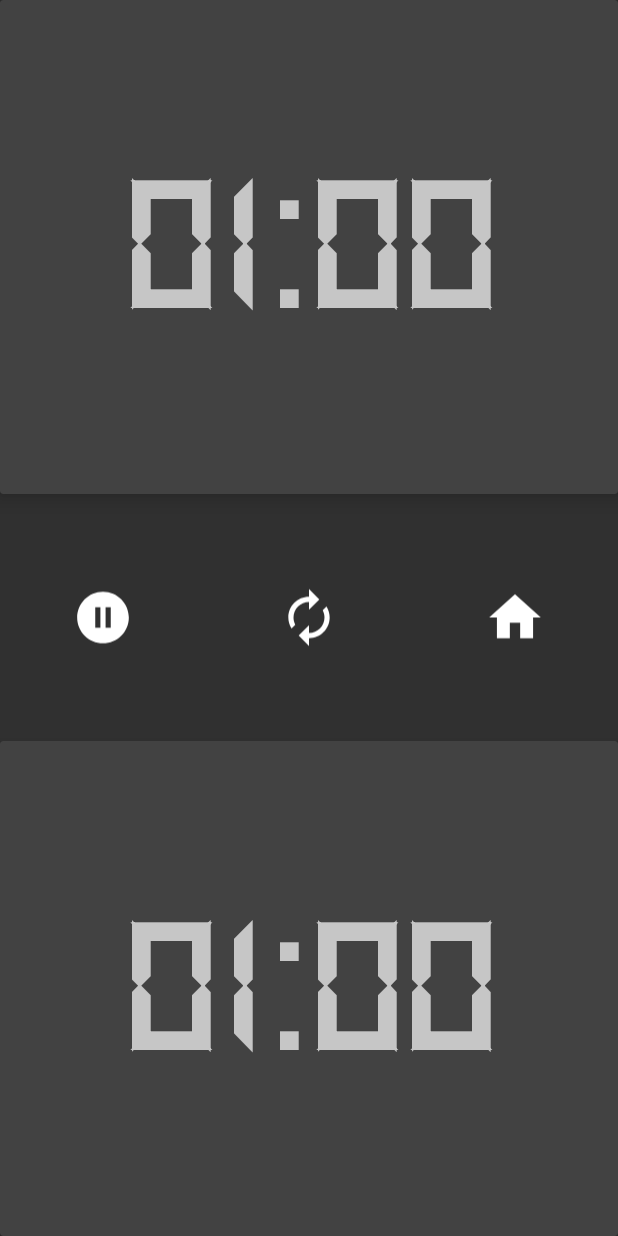
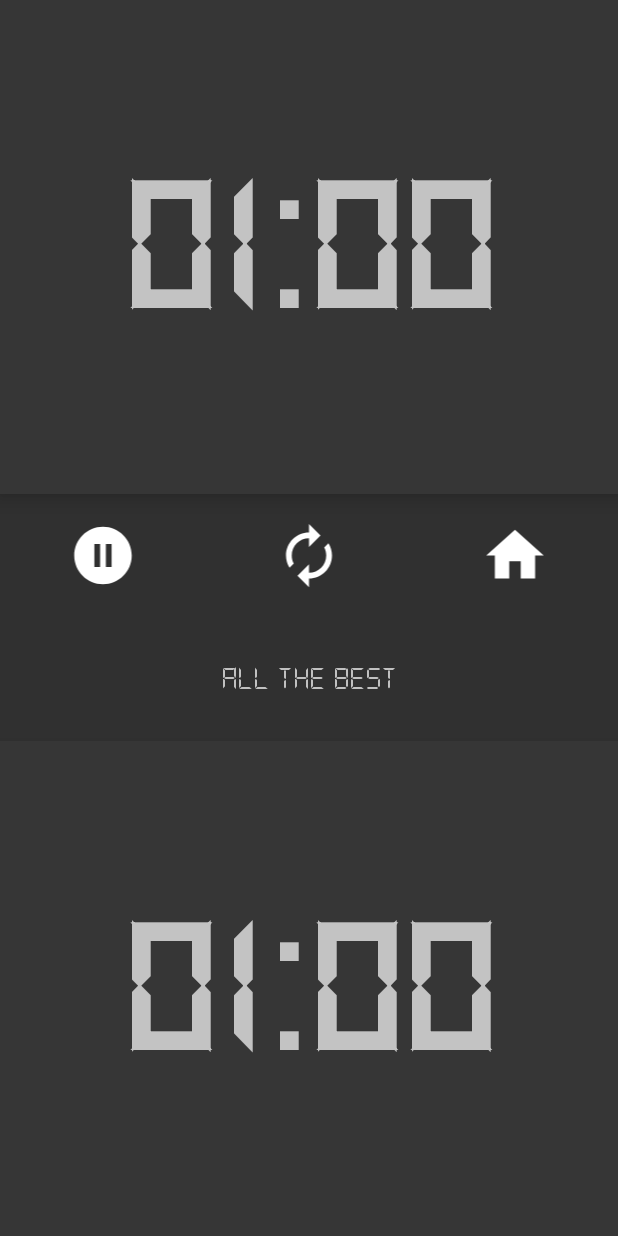
Before and after one commit to namanJain-Pro/ChessTime, an Android app: the ClockFragment screen opened through its navigation route, on a phone screen of 412 x 824 dp. Run offline under Robolectric (Android 15) with nearby library versions, the phone set to English and light mode, and no system bars.

Commit message:
Completed the clock logic Now creating custom time dailog

```diff
--- a/app/src/main/java/com/example/chessclock/ClockFragment.kt
+++ b/app/src/main/java/com/example/chessclock/ClockFragment.kt
@@ -4,7 +4,10 @@ import android.graphics.Color
 import android.os.Bundle
 import android.os.CountDownTimer
 import android.view.View
+import android.widget.Toast
+import androidx.annotation.DrawableRes
 import androidx.fragment.app.Fragment
+import androidx.navigation.fragment.findNavController
 import androidx.navigation.fragment.navArgs
 import com.example.chessclock.databinding.FragmentClockBinding
 import java.util.*
@@ -28,6 +31,7 @@ class ClockFragment : Fragment(R.layout.fragment_clock) {
     private var player1Timer: Long = 0L
     private var player2Timer: Long = 0L
     private var toggle = false
+    private lateinit var currentPlayer: Player
     private var bonusTime = 0L
 
     override fun onViewCreated(view: View, savedInstanceState: Bundle?) {
@@ -71,6 +75,28 @@ class ClockFragment : Fragment(R.layout.fragment_clock) {
                 }
             }
 
+            pauseBtn.setOnClickListener {
+                if (timerStarted) {
+                    if (timerRunning) {
+                        pauseBtn.setImageResource(R.drawable.resume)
+                        countDownTimer.cancel()
+                        timerRunning = false
+                    } else {
+                        pauseBtn.setImageResource(R.drawable.pause)
+                        startTimer(currentPlayer)
+                        timerRunning = true
+                    }
+                }
+            }
+
+            resetBtn.setOnClickListener {
+                resetTimer(initialTime)
+            }
+
+            homeBtn.setOnClickListener {
+                findNavController().navigate(R.id.action_clockFragment_to_dashboardFragment)
+            }
+
         }
 
     }
@@ -80,13 +106,15 @@ class ClockFragment : Fragment(R.layout.fragment_clock) {
             player1Timer.text = getTimeFormatted(initialTime)
             player2Timer.text = getTimeFormatted(initialTime)
         }
-
+        binding.player1.setBackgroundColor(Color.parseColor("#363636"))
+        binding.player2.setBackgroundColor(Color.parseColor("#363636"))
+        binding.timeoutText.text = "All the best"
         player1Timer = initialTime
         player2Timer = initialTime
     }
 
     private fun startTimer(player: Player) {
-
+        currentPlayer = player
         var timeLeft: Long
         if (player == Player.PLAYER1) {
             binding.player1.setBackgroundColor(Color.parseColor("#3870c9"))
@@ -110,7 +138,9 @@ class ClockFragment : Fragment(R.layout.fragment_clock) {
             }
 
             override fun onFinish() {
-
+                binding.player1.isClickable = false
+                binding.player2.isClickable = false
+                binding.timeoutText.text = "Time Out: If you wanna continue reset the clock"
             }
         }.start()
         timerRunning = true
--- /dev/null
+++ b/app/src/main/res/drawable/resume.xml
@@ -0,0 +1,5 @@
+<vector android:height="24dp" android:tint="#FFFFFF"
+    android:viewportHeight="24" android:viewportWidth="24"
+    android:width="24dp" xmlns:android="http://schemas.android.com/apk/res/android">
+    <path android:fillColor="@android:color/white" android:pathData="M12,2C6.48,2 2,6.48 2,12s4.48,10 10,10 10,-4.48 10,-10S17.52,2 12,2zM10,16.5v-9l6,4.5 -6,4.5z"/>
+</vector>
--- a/app/src/main/res/layout/fragment_clock.xml
+++ b/app/src/main/res/layout/fragment_clock.xml
@@ -33,6 +33,13 @@
         </androidx.constraintlayout.widget.ConstraintLayout>
     </androidx.cardview.widget.CardView>
 
+
+    <LinearLayout
+        android:layout_width="match_parent"
+        android:layout_height="0dp"
+        android:layout_weight="1"
+        android:orientation="vertical">
+
         <LinearLayout
             android:layout_width="match_parent"
             android:layout_height="0dp"
@@ -46,10 +53,9 @@
                 android:layout_height="match_parent"
                 android:layout_margin="8dp"
                 android:layout_weight="1"
-            android:adjustViewBounds="true"
-            android:elevation="8dp"
-            android:padding="40dp"
                 android:scaleType="fitCenter"
+                android:padding="10dp"
+                android:contentDescription="Pause"
                 android:src="@drawable/pause" />
 
             <ImageButton
@@ -59,10 +65,9 @@
                 android:layout_height="match_parent"
                 android:layout_margin="8dp"
                 android:layout_weight="1"
-            android:adjustViewBounds="true"
-            android:elevation="8dp"
-            android:padding="40dp"
                 android:scaleType="fitCenter"
+                android:padding="10dp"
+                android:contentDescription="Reset"
                 android:src="@drawable/reset" />
 
             <ImageButton
@@ -72,11 +77,21 @@
                 android:layout_height="match_parent"
                 android:layout_margin="8dp"
                 android:layout_weight="1"
-            android:adjustViewBounds="true"
-            android:elevation="8dp"
-            android:padding="40dp"
                 android:scaleType="fitCenter"
+                android:padding="10dp"
+                android:contentDescription="Home"
                 android:src="@drawable/ic_baseline_home_24" />
+
+        </LinearLayout>
+
+        <TextView
+            android:id="@+id/timeout_text"
+            android:layout_width="match_parent"
+            android:layout_height="0dp"
+            android:layout_weight="1"
+            android:textSize="22sp"
+            android:gravity="center"
+            android:fontFamily="@font/digital_clock_font" />
 
     </LinearLayout>
 
```
Lines whose indentation alone changed are shown as unchanged.
